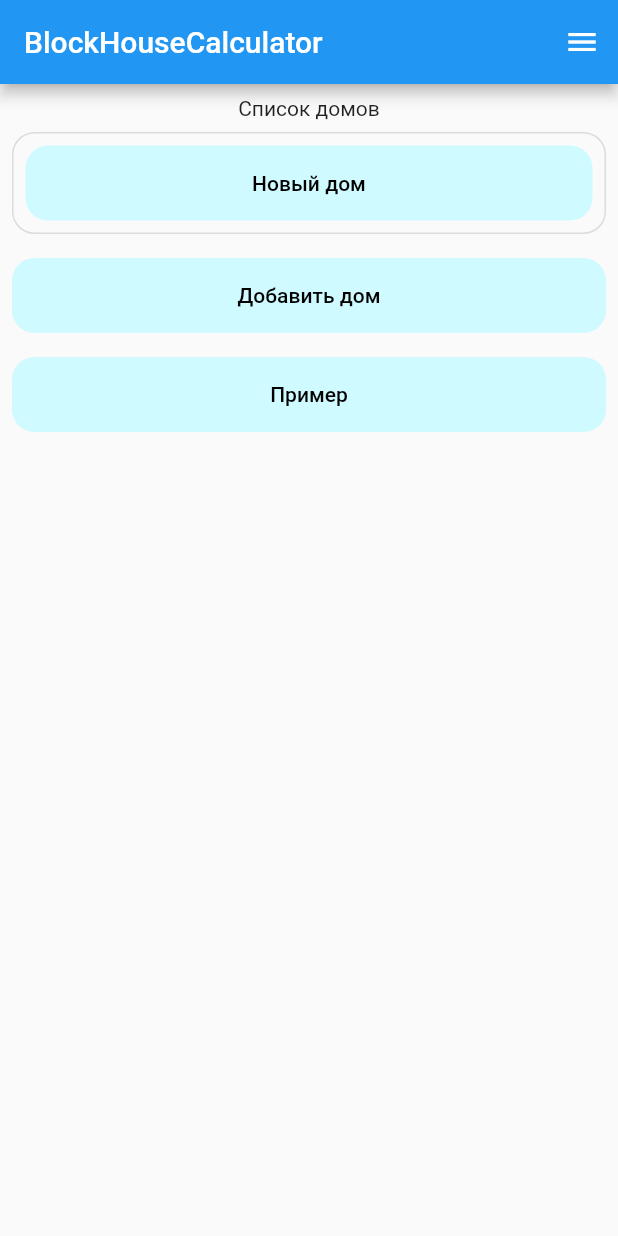
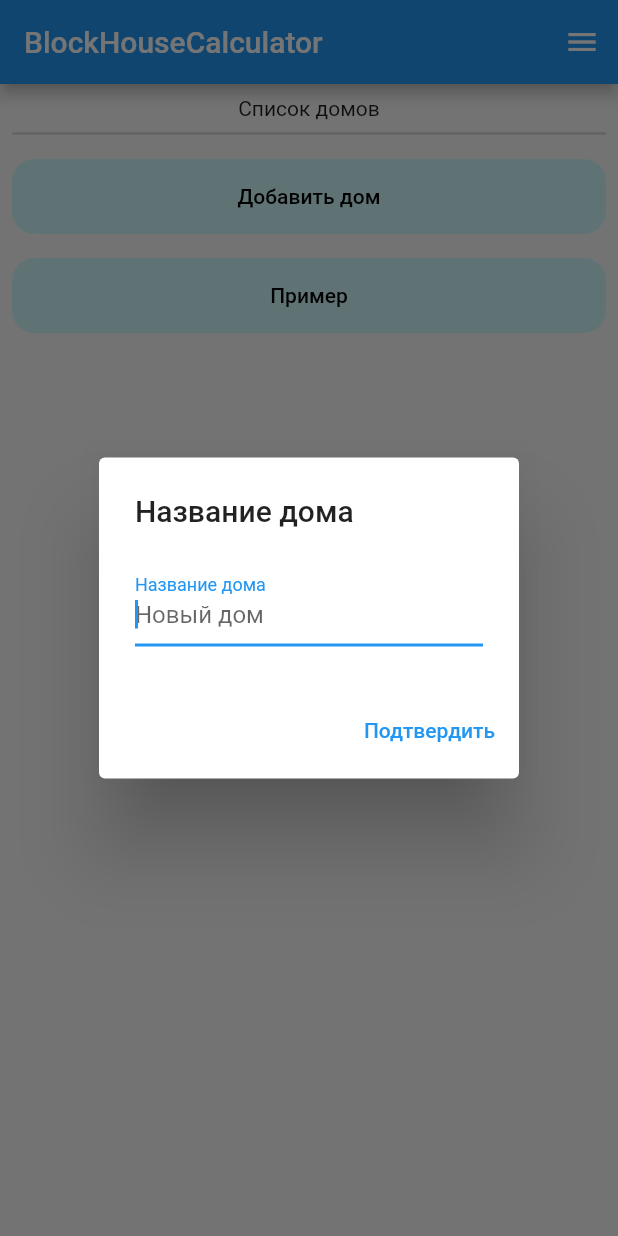
Before and after one commit to CpedaMonsterEnergyLover/BlockHouseCalculator, a Flutter app: the screen it shows after launch, after a tap on "Добавить дом", on a phone screen of 412 x 824 dp. Run offline on Flutter 3.47's test engine with Material 2 defaults, Android fonts, the phone set to English and light mode, and no system bars.

Commit message:
1.Добавил ввод названия дома при его создании 2.Немного изменил инпутдиалог

```diff
--- a/lib/pages/edit_house/house_page.dart
+++ b/lib/pages/edit_house/house_page.dart
@@ -41,7 +41,7 @@ class _HousePageState extends State<HousePage> {
         actions: [IconButton(
           icon: const Icon(Icons.edit_outlined),
           onPressed: () async {
-            var newValue = await AbcDialog.inputDialog(context, widget.house);
+            var newValue = await AbcDialog.inputDialog(context, widget.house, "Изменить название");
             setState(() {
               house.name = newValue;
             });
--- a/lib/pages/elements/dialog.dart
+++ b/lib/pages/elements/dialog.dart
@@ -5,14 +5,14 @@ import 'package:flutter/material.dart';
 
 class AbcDialog {
 
-  static Future<String> inputDialog(BuildContext context, House house) async {
+  static Future<String> inputDialog(BuildContext context, House house, String title) async {
     String newName = house.name;
     newName = await showDialog(
       context: context,
       barrierDismissible: false, // dialog is dismissible with a tap on the barrier
       builder: (BuildContext context) {
         return AlertDialog(
-          title: const Text('Изменить название'),
+          title:  Text(title),
           content: Row(
             children: <Widget>[
               Expanded(
--- a/lib/pages/home/home.dart
+++ b/lib/pages/home/home.dart
@@ -78,9 +78,11 @@ class _HomePageState extends State<HomePage> {
 
           GeneralButton(
             text: "Добавить дом",
-            callback: () {
+            callback: () async {
             House house = House();
-            setState(() {
+            var newValue = await AbcDialog.inputDialog(context, house, "Название дома");
+            setState(()  {
+              house.name = newValue;
               houses.add(house);
             });
           },
```
Also changed, not shown: 2 other files.
